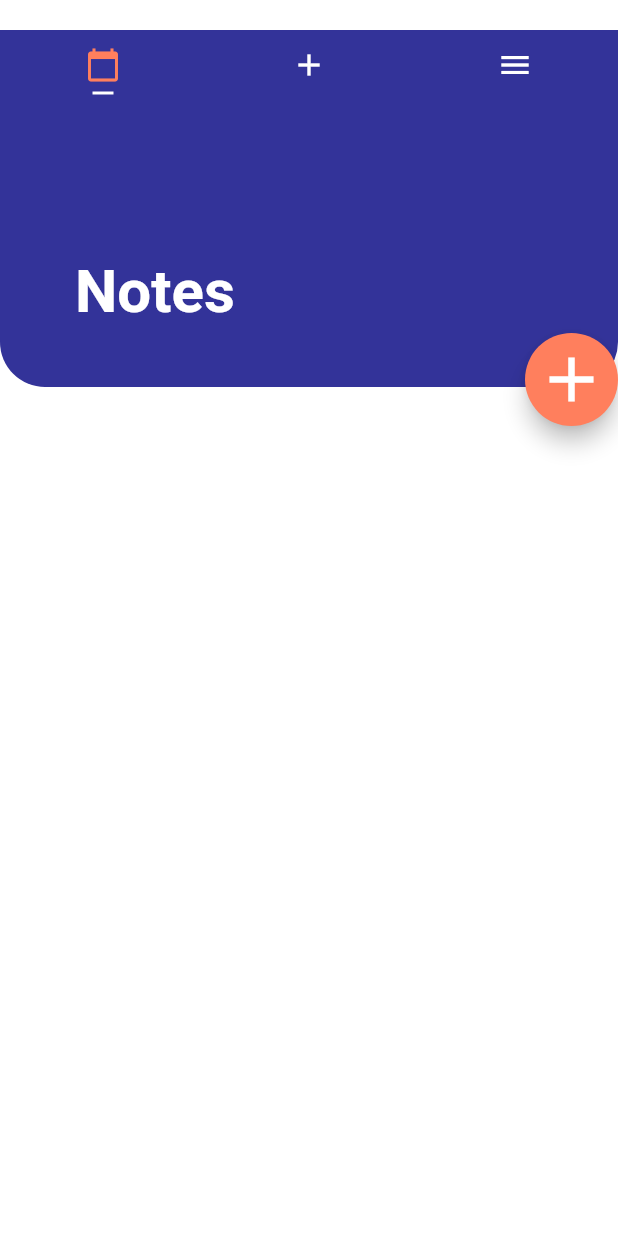
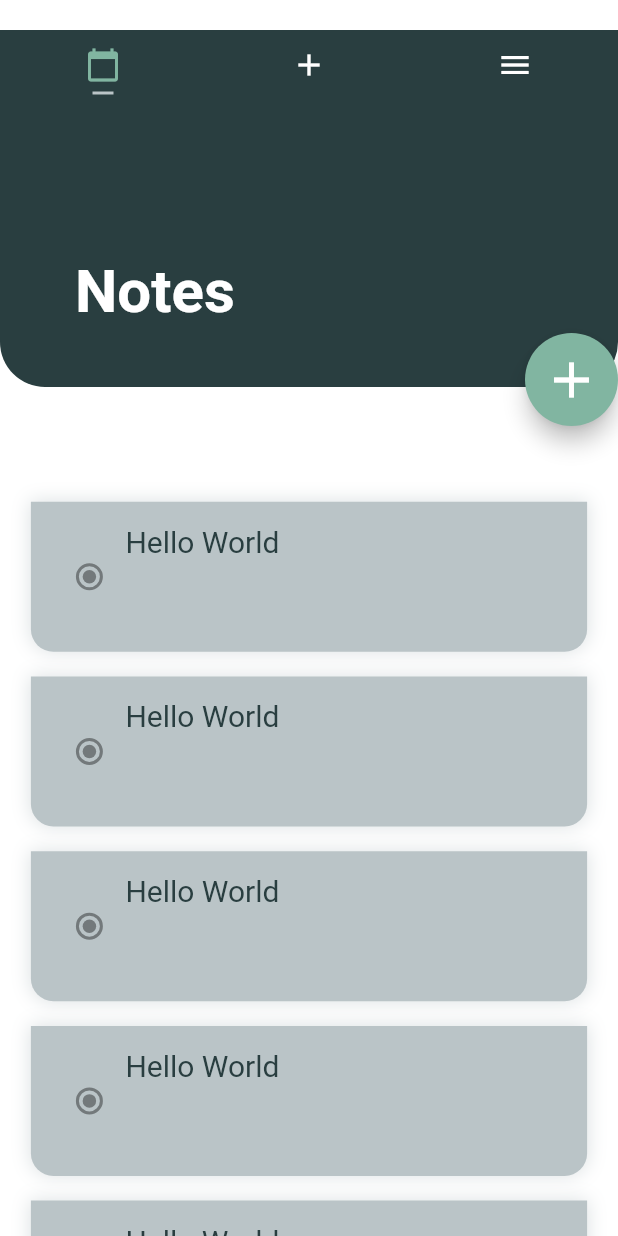
Before and after one commit to DevSharjeelMalik/Flutter, a Flutter app: the screen it shows after launch, on a phone screen of 412 x 824 dp. Run offline on Flutter 3.47's test engine with Material 2 defaults, Android fonts, the phone set to English and light mode, and no system bars; Roboto replaces fonts that are missing (Demibold, GilroyRegular).

Commit message:
Added mediaqueries for dailyTaskTiles

```diff
--- a/App/todoapp/lib/UI/Intray/intray.dart
+++ b/App/todoapp/lib/UI/Intray/intray.dart
@@ -1,5 +1,6 @@
 import 'package:flutter/material.dart';
 import 'package:todoapp/models/global.dart';
+import 'package:todoapp/models/widgets/intray_todo.dart';
 
 class IntrayPage extends StatefulWidget {
   @override
@@ -7,6 +8,7 @@ class IntrayPage extends StatefulWidget {
 }
 
 class _IntrayPageState extends State<IntrayPage> {
+
   ScrollController _controller = new ScrollController();
   @override
   Widget build(BuildContext context) {
@@ -22,13 +24,11 @@ class _IntrayPageState extends State<IntrayPage> {
   }
 
   List<Widget> getList() {
-    return [
-//      Container(
-//        margin: EdgeInsets.only(top: 10, left: 20.0, right: 20.0) ,
-//        height: 100,
-//        color: midGreyColor,
-//      ),
+    List<IntrayTodo> list = [];
 
-    ];
+    for(int i = 0; i < 10; i++){
+      list.add(IntrayTodo());
+    }
+    return list;
   }
 }
--- a/App/todoapp/lib/main.dart
+++ b/App/todoapp/lib/main.dart
@@ -8,6 +8,7 @@ void main() => runApp(MyApp());
 
 class MyApp extends StatelessWidget {
   // This widget is the root of your application.
+  //var screenSize = MediaQuery.of(context).size;
   @override
   Widget build(BuildContext context) {
     // TODO: implement build
@@ -44,7 +45,7 @@ class MyApp extends StatelessWidget {
                         bottomLeft: Radius.circular(30.0),
                         bottomRight: Radius.circular(30.0),
                       ),
-                      color: midPurpleColor,
+                      color: darkGreenColor,
                     ),
 
                   child: Row(
@@ -55,7 +56,7 @@ class MyApp extends StatelessWidget {
                           margin: EdgeInsets.only(bottom: 40, left: 30),
                           child: Text(
                             'Notes',
-                            style: NotesTileStyle,
+                            style: notesTileStyle,
                           ),
                         ),
 //                        ),
@@ -67,8 +68,8 @@ class MyApp extends StatelessWidget {
                   width:70,
                   margin: EdgeInsets.fromLTRB(350, 150, 0, 0),
                   child: FloatingActionButton(
-                    child: Icon(Icons.add, size: 50),
-                    backgroundColor: midOrangeColor,
+                    child: Icon(Icons.add, size: 40),
+                    backgroundColor: midGreenColor,
                     onPressed: (){},
                   ),
                 )
@@ -77,7 +78,7 @@ class MyApp extends StatelessWidget {
             appBar: new TabBar(
               tabs: [
                 Tab(
-                  icon: new Icon(Icons.calendar_today),
+                  icon: new Icon(Icons.calendar_today,),
                 ),
                 Tab(
                   icon: new Icon(Icons.add),
@@ -86,13 +87,13 @@ class MyApp extends StatelessWidget {
                   icon: new Icon(Icons.menu),
                 ),
               ],
-              labelColor: midOrangeColor,
+              labelColor: midGreenColor,
               unselectedLabelColor: Colors.white,
               indicatorSize: TabBarIndicatorSize.label,
               indicatorPadding: EdgeInsets.all(5.0),
-              indicatorColor: Colors.white,
+              indicatorColor: midGreyColor,
             ),
-            backgroundColor: midPurpleColor, //AppBar color
+            backgroundColor: darkGreenColor, //AppBar color
           ),
         ),
       ),
--- a/App/todoapp/lib/models/global.dart
+++ b/App/todoapp/lib/models/global.dart
@@ -3,10 +3,20 @@ import 'package:flutter/material.dart';
 const Color midGreyColor = const Color(0xFFBAC4C7);
 const Color midPurpleColor = const Color(0xFF333399);
 const Color midOrangeColor = const Color(0xFFFF7F5D);
+const Color midGreenColor = const Color(0xFFFF81B5A1);
+const Color darkGreenColor = const Color(0xFFFF293E40);
+const Color lightGreenColor = const Color(0xFFFFD8E4E2);
 
-final TextStyle NotesTileStyle = new TextStyle(
-  fontWeight: FontWeight.bold,
-  fontSize: 40.0,
-  color: Colors.white,
-  fontFamily: 'Demibold'
+final TextStyle notesTileStyle = new TextStyle(
+    fontWeight: FontWeight.bold,
+    fontSize: 40.0,
+    color: Colors.white,
+    fontFamily: 'GilroyRegular'
 );
+
+final TextStyle taskTileTile = new TextStyle(
+    //fontWeight: FontWeight.bold,
+    fontSize: 20.0,
+    color: darkGreenColor,
+    fontFamily: 'GilroyRegular'
+);
--- /dev/null
+++ b/App/todoapp/lib/models/widgets/intray_todo.dart
@@ -0,0 +1,48 @@
+import 'package:flutter/material.dart';
+import '../global.dart';
+
+class IntrayTodo extends StatelessWidget {
+  final String title;
+  IntrayTodo({this.title});
+
+  @override
+  Widget build(BuildContext context) {
+    var screenSize = MediaQuery.of(context).size.width *0.04;
+    var dispSize = MediaQuery.of(context).size.width *0.05;
+
+    return Container(
+      margin: EdgeInsets.only(top: screenSize, left: dispSize, right: dispSize) ,
+      padding: EdgeInsets.all(15.0),
+      height: 100,
+      decoration: BoxDecoration(
+        color: midGreyColor,
+        borderRadius: BorderRadius.only(bottomLeft: Radius.circular(15), bottomRight: Radius.circular(15)),
+        boxShadow: [
+          new BoxShadow(
+            color: midGreyColor.withOpacity(0.5),
+            blurRadius: 10.0,
+          ),
+
+        ]
+      ),
+
+
+    child: Row(
+      children: <Widget>[
+        Radio(
+
+        ),
+        Column(
+          children: <Widget>[
+            Text(
+              'Hello World',
+              style: taskTileTile,
+            ),
+          ],
+        )
+
+      ],
+    ),
+    );
+  }
+}
```
